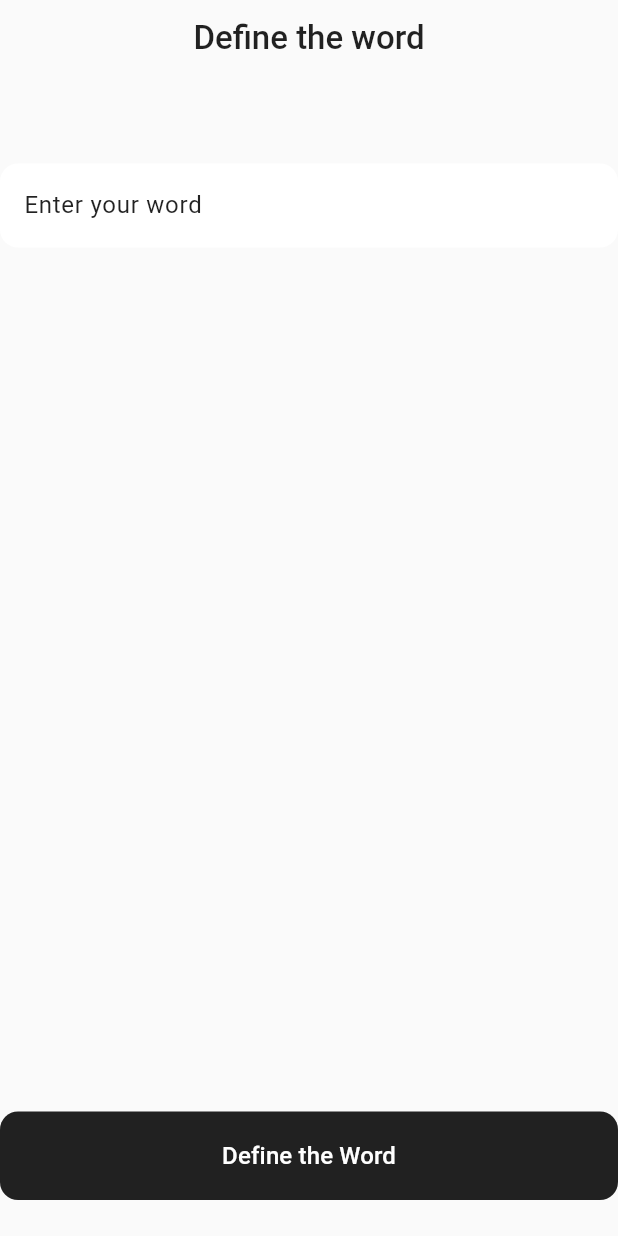
After one commit to Sejanbagani1402/todo-list-app, a Flutter app: the screen it shows after launch, after a tap on the "book" icon, on a phone screen of 412 x 824 dp. The commit adds this screen. Run offline on Flutter 3.47's test engine with Material 3 defaults, Android fonts, the phone set to English and light mode, and no system bars.

Commit message:
feat: define the word screen added

```diff
--- /dev/null
+++ b/lib/define_screen.dart
@@ -0,0 +1,151 @@
+import 'package:flutter/material.dart';
+import "package:http/http.dart" as http;
+import "dart:convert";
+
+class DefineScreen extends StatefulWidget {
+  const DefineScreen({super.key});
+  @override
+  State<DefineScreen> createState() => DefineScreenPage();
+}
+
+class DefineScreenPage extends State<DefineScreen> {
+  final wordController = TextEditingController();
+  bool isWordDefined = false;
+  String wordDefinition = "";
+  bool isLoading = false;
+  Future<void> fetchDefinition() async {
+    final word = wordController.text.trim().toLowerCase();
+    if (word.isEmpty) {
+      return;
+    }
+    final url = "https://wordsapiv1.p.rapidapi.com/words/$word/definitions";
+    setState(() {
+      isLoading = true;
+      wordDefinition = "";
+    });
+    try {
+      final response = await http.get(
+        Uri.parse(url),
+        headers: {
+          "X-RapidAPI-Key":
+              "2f66d7d4a6msh51950da60920dc9p1305c6jsnec731631ac52",
+          "X-RapidAPI-Host": "wordsapiv1.p.rapidapi.com",
+        },
+      );
+
+      if (response.statusCode == 200) {
+        final data = jsonDecode(response.body);
+        final definitions = data['definitions'];
+
+        if (definitions != null && definitions.isNotEmpty) {
+          setState(() {
+            wordDefinition = definitions[0]['definition'];
+            isWordDefined = true;
+          });
+        } else {
+          setState(() {
+            wordDefinition = "No definitions found.";
+            isWordDefined = false;
+          });
+        }
+      } else {
+        setState(() {
+          wordDefinition = "Error: Unable to fetch definition.";
+          isWordDefined = false;
+        });
+      }
+    } catch (e) {
+      setState(() {
+        wordDefinition = "An error occurred: $e";
+        isWordDefined = false;
+      });
+    } finally {
+      setState(() {
+        isLoading = false;
+      });
+    }
+  }
+
+  @override
+  void dispose() {
+    wordController.dispose();
+    super.dispose();
+  }
+
+  @override
+  Widget build(BuildContext context) {
+    return Scaffold(
+      backgroundColor: Colors.grey[50],
+      appBar: PreferredSize(
+        preferredSize: Size.fromHeight(kToolbarHeight + 3),
+        child: SafeArea(
+          child: Container(
+            padding: EdgeInsets.only(bottom: 8),
+            child: AppBar(
+              title: Center(
+                child: const Text(
+                  "Define the word",
+                  style: TextStyle(fontWeight: FontWeight.w500),
+                ),
+              ),
+              elevation: 0,
+              backgroundColor: Colors.transparent,
+              foregroundColor: Colors.black87,
+              automaticallyImplyLeading: false,
+            ),
+          ),
+        ),
+      ),
+      body: Column(
+        children: [
+          SizedBox(height: 50),
+          TextFormField(
+            controller: wordController,
+            decoration: InputDecoration(
+              label: Text(
+                "Enter your word",
+                style: TextStyle(color: Colors.black87),
+              ),
+              filled: true,
+              fillColor: Colors.white,
+              border: OutlineInputBorder(
+                borderRadius: BorderRadius.circular(12),
+                borderSide: BorderSide.none,
+              ),
+            ),
+          ),
+          SizedBox(height: 200),
+          Text(
+            wordDefinition,
+            style: TextStyle(fontSize: 18, color: Colors.black),
+            textAlign: TextAlign.center,
+          ),
+          const Spacer(),
+          Container(
+            width: double.infinity,
+            margin: const EdgeInsets.only(bottom: 24),
+            child: ElevatedButton(
+              onPressed: fetchDefinition,
+              style: ElevatedButton.styleFrom(
+                backgroundColor: Colors.black87,
+                padding: const EdgeInsets.symmetric(vertical: 18),
+                shape: RoundedRectangleBorder(
+                  borderRadius: BorderRadius.circular(12),
+                ),
+                elevation: 0,
+              ),
+              child: const Text(
+                "Define the Word",
+                style: TextStyle(
+                  color: Colors.white,
+                  fontSize: 16,
+                  fontWeight: FontWeight.w500,
+                ),
+              ),
+            ),
+          ),
+        ],
+      ),
+    );
+  }
+}
--- a/lib/main.dart
+++ b/lib/main.dart
@@ -1,3 +1,4 @@
+import 'package:app/define_screen.dart';
 import 'package:flutter/material.dart';
 import 'package:provider/provider.dart';
 import 'add_to_do_screen.dart';
@@ -40,6 +41,11 @@ class AppScreenState extends State<AppScreen> {
     }
   }
 
+  void navigateToDefineScreen() async {
+    final route = MaterialPageRoute(builder: (context) => DefineScreen());
+    Navigator.of(context).push(route);
+  }
+
   @override
   Widget build(BuildContext context) {
     final hasTodos = context.watch<TodoListProvider>().todoItems.isNotEmpty;
@@ -68,11 +74,25 @@ class AppScreenState extends State<AppScreen> {
         padding: const EdgeInsets.symmetric(horizontal: 16.0),
         child: !hasTodos ? buildEmptyState() : buildTodoList(context),
       ),
-      floatingActionButton: FloatingActionButton(
-        elevation: 0,
-        onPressed: navigateToAddTodoScreen,
-        backgroundColor: Colors.black,
-        child: const Icon(Icons.add, color: Colors.white),
+      floatingActionButton: Column(
+        mainAxisAlignment: MainAxisAlignment.end,
+        children: [
+          FloatingActionButton(
+            heroTag: "addTodoScreen",
+            elevation: 0,
+            onPressed: navigateToAddTodoScreen,
+            backgroundColor: Colors.black,
+            child: const Icon(Icons.add, color: Colors.white),
+          ),
+          SizedBox(height: 35),
+          FloatingActionButton(
+            heroTag: "DefineScreen",
+            elevation: 0,
+            onPressed: navigateToDefineScreen,
+            backgroundColor: Colors.black,
+            child: const Icon(Icons.book, color: Colors.white),
+          ),
+        ],
       ),
     );
   }
--- a/pubspec.yaml
+++ b/pubspec.yaml
@@ -35,6 +35,7 @@ dependencies:
   # Use with the CupertinoIcons class for iOS style icons.
   cupertino_icons: ^1.0.8
   provider: ^6.1.5
+  http: ^1.5.0
 
 dev_dependencies:
   flutter_test:
```
Also changed, not shown: pubspec.lock, 1 other file.
